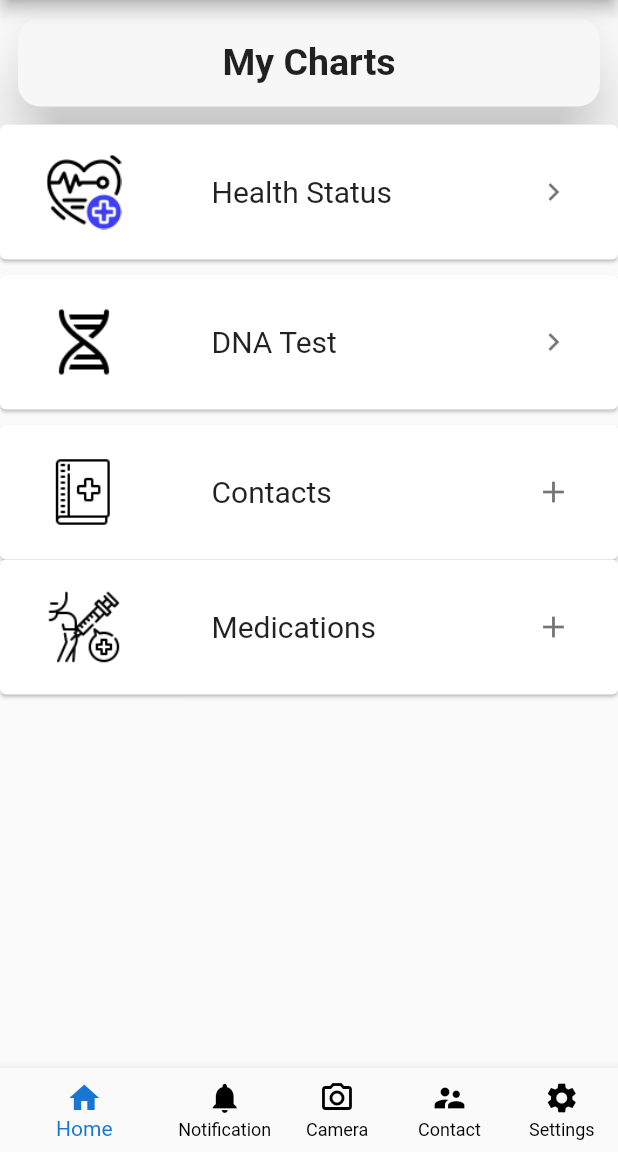
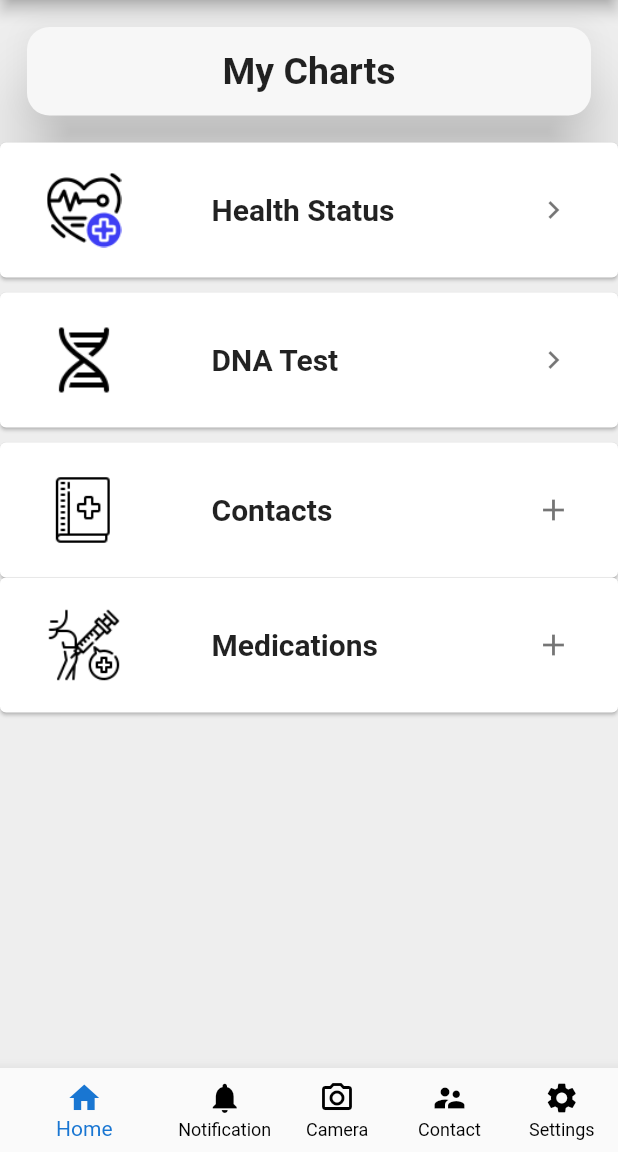
Before and after one commit to mbbipul/mbbipul-hSenidMobile_codingtest, a Flutter app: the screen it shows after launch, on a phone screen of 412 x 824 dp, the part 84-1236 px from its top. Run offline on Flutter 3.47's test engine with Material 2 defaults, Android fonts, the light colour scheme and no system bars.

Commit message:
Recheck color configuration

```diff
--- a/lib/src/ui/utils/hex_color.dart
+++ b/lib/src/ui/utils/hex_color.dart
@@ -1,5 +1,6 @@
 import 'dart:ui';
 
+// Converting Hex color to Color Class
 class HexColor extends Color {
   static int getColorFromHex(String hexColor) {
     hexColor = hexColor.toUpperCase().replaceAll("#", "");
--- a/lib/src/ui/utils/text_utils.dart
+++ b/lib/src/ui/utils/text_utils.dart
@@ -1,5 +1,6 @@
 import 'dart:math';
 
+// to generate random string with fixed length
 String generateRandomString(int len) {
   var r = Random();
   const _chars =
--- a/lib/src/ui/views/myChart/myChart.view.dart
+++ b/lib/src/ui/views/myChart/myChart.view.dart
@@ -1,5 +1,6 @@
 import 'package:flutter/material.dart';
 import 'package:hsenidmobile_coding_task/src/ui/utils/chart_datas.dart';
+import 'package:hsenidmobile_coding_task/src/ui/utils/hex_color.dart';
 import 'package:hsenidmobile_coding_task/src/ui/views/myChart/widgets/charts.dart';
 import './widgets/header.dart';
 
@@ -8,7 +9,9 @@ class MyChart extends StatelessWidget {
 
   @override
   Widget build(BuildContext context) {
-    return Column(
+    return Container(
+      color: HexColor("#EEEEEE"),
+      child: Column(
         children: <Widget>[
           const Padding(
             padding: EdgeInsets.all(8.0),
@@ -16,11 +19,12 @@ class MyChart extends StatelessWidget {
           ),
           Flexible(
             child: Charts(
-            charts: chartDatas1,
+              charts: chartDatas,
               spaceBetween: 10,
             ),
           ),
         ],
+      ),
     );
   }
 }
--- a/lib/src/ui/views/myChart/widgets/chart_item.dart
+++ b/lib/src/ui/views/myChart/widgets/chart_item.dart
@@ -32,12 +32,23 @@ class _ChartItemState extends State<ChartItem> {
       const SizedBox(
         width: 60,
       ),
-      Text(root.title, style: const TextStyle(fontSize: 20)),
+      Text(
+        root.title,
+        style: const TextStyle(
+          fontSize: 20,
+          fontWeight: FontWeight.bold,
+        ),
+      ),
     ];
 
     if (root.icon == "") {
       row = <Widget>[
-        Text(root.title),
+        Text(
+          root.title,
+          style: const TextStyle(
+            fontWeight: FontWeight.bold,
+          ),
+        ),
       ];
     }
     return ExpansionTile(
--- a/lib/src/ui/views/myChart/widgets/header.dart
+++ b/lib/src/ui/views/myChart/widgets/header.dart
@@ -10,6 +10,7 @@ class ChartHeader extends StatelessWidget {
       child: Card(
           elevation: 20,
           color: HexColor("#F7F7F7"),
+          margin: const EdgeInsets.all(10),
           shape: RoundedRectangleBorder(
             borderRadius: BorderRadius.circular(15),
           ),
```
Also changed, not shown: lib/src/ui/utils/chart_datas.dart (+2 -52 lines). Lines whose indentation alone changed are shown as unchanged.
